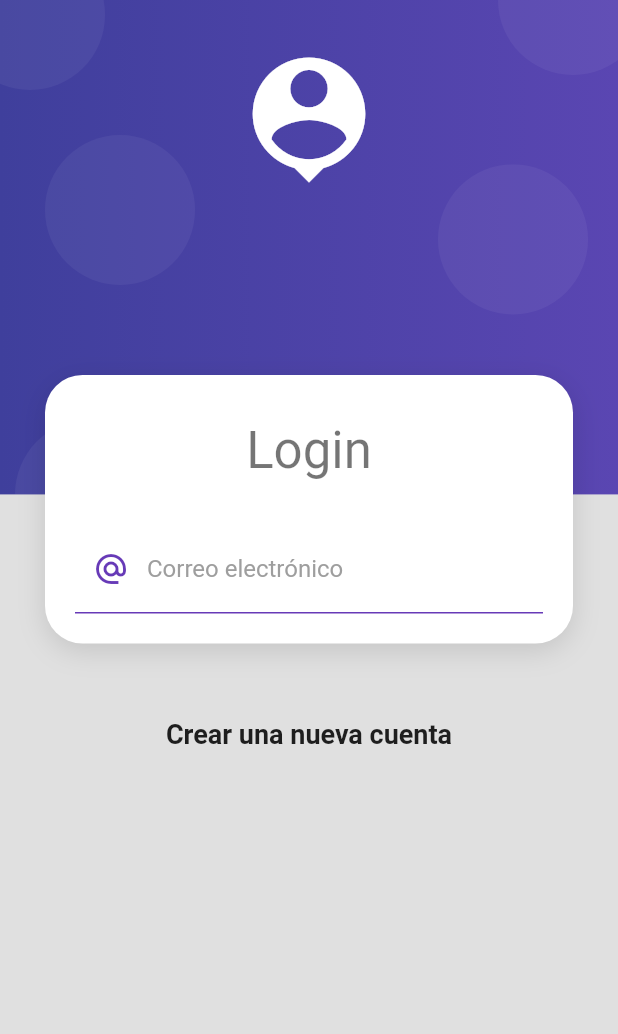
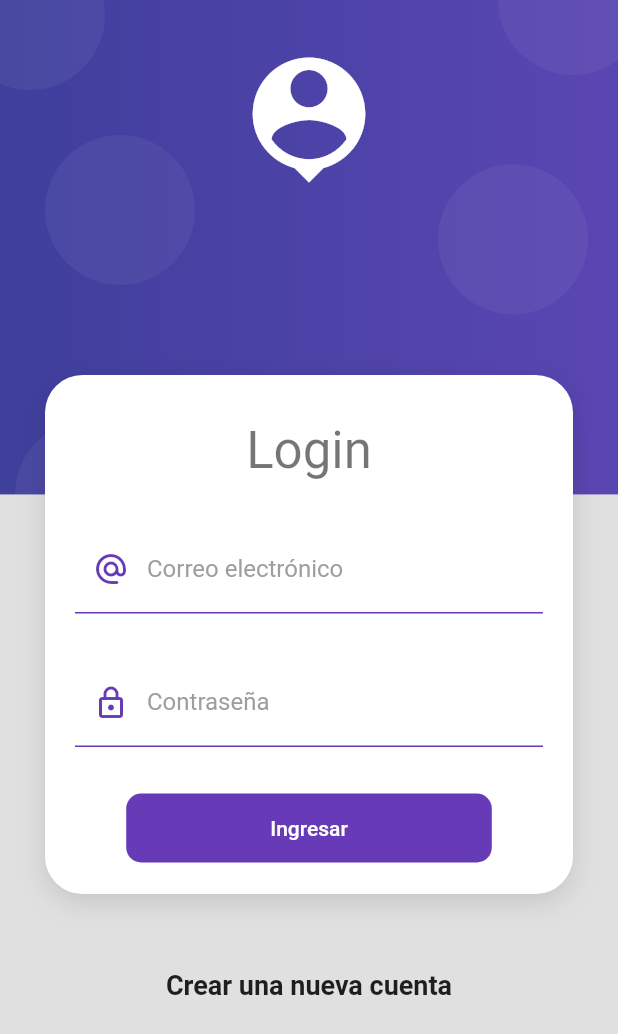
Before and after one commit to Bernardo-Mejia/ProductosApp, a Flutter app: the screen it shows after launch, on a phone screen of 412 x 824 dp. Shown: the top 1034 px of the screen. Run offline on Flutter 3.47's test engine with Material 2 defaults, Android fonts, the phone set to English and light mode, and no system bars.

Commit message:
V.1.2. Ya están los inputs del correo y contraseña y ya tienen las expresiones regulares

```diff
--- a/lib/screens/login_screen.dart
+++ b/lib/screens/login_screen.dart
@@ -1,4 +1,5 @@
 import 'package:flutter/material.dart';
+import 'package:productos_app/ui/input_decorations.dart';
 import 'package:productos_app/widgets/widgets.dart';
 
 class LoginScreen extends StatelessWidget{
@@ -28,8 +29,8 @@ class LoginScreen extends StatelessWidget{
               ),
 
             SizedBox(height: 50),
-            Text('Crear una nueva cuenta', style: TextStyle(fontSize: 18, fontWeight: FontWeight.bold),)
-
+            Text('Crear una nueva cuenta', style: TextStyle(fontSize: 18, fontWeight: FontWeight.bold),),
+            SizedBox(height: 50),
             ],
           ),
         )
@@ -45,31 +46,64 @@ class _LoginForm extends StatelessWidget {
     return Container(
       child: Form(
         // TODO: Mantener la referencia del KEY
+        autovalidateMode: AutovalidateMode.onUserInteraction,
+
         child: Column(
           children: [
             TextFormField(
               autocorrect: false,
               keyboardType: TextInputType.emailAddress,
-              decoration: InputDecoration(
-                enabledBorder: UnderlineInputBorder(
-                  borderSide: BorderSide(
-                    color: Colors.deepPurple
-                  ),
-                ),
-              focusedBorder: UnderlineInputBorder(
-                borderSide:BorderSide(
-                  color: Colors.deepPurple,
-                  width: 2
+              decoration: InputDecorations.authInputDecoration(
+                hintText: 'prueba@gmail.com',
+                labelText: 'Correo electrónico',
+                prefixIcon: Icons.alternate_email_rounded
+              ),
+              validator: (value){
+                String pattern = r'^(([^<>()[\]\\.,;:\s@\"]+(\.[^<>()[\]\\.,;:\s@\"]+)*)|(\".+\"))@((\[[0-9]{1,3}\.[0-9]{1,3}\.[0-9]{1,3}\.[0-9]{1,3}\])|(([a-zA-Z\-0-9]+\.)+[a-zA-Z]{2,}))$';
+                RegExp regExp  = new RegExp(pattern);
+                return regExp.hasMatch(value ?? '')
+                  ? null
+                  : 'El valor ingresado no es un correo válido';
+              },
+            ),
+
+            SizedBox(height: 30,),
+
+            TextFormField(
+              autocorrect: false,
+              obscureText: true,
+              keyboardType: TextInputType.emailAddress,
+              decoration: InputDecorations.authInputDecoration(
+                hintText: '*******',
+                labelText: 'Contraseña',
+                prefixIcon: Icons.lock_outlined
+              ),
+              validator: (value){
+
+                return (value != null && value.length>=6)
+                  ? null
+                  : 'La contraseña debe ser de 6 caracteres';
+              },
+            ),
+            SizedBox(height: 30,),
+
+            MaterialButton(
+              shape: RoundedRectangleBorder(borderRadius: BorderRadius.circular(10)),
+              disabledColor: Colors.grey,
+              elevation: 0,
+              color:Colors.deepPurple,
+              child: Container(
+                padding: EdgeInsets.symmetric(horizontal: 80, vertical: 15),
+                child:Text(
+                  'Ingresar',
+                  style: TextStyle(color: Colors.white),
                 )
               ),
-              hintText: 'prueba@gmail.com',
-              labelText: 'Correo electrónico',
-              labelStyle: TextStyle(
-                color: Colors.grey
-              ),
-              prefixIcon: Icon(Icons.alternate_email_sharp, color: Colors.deepPurple,)
-              ),
+              onPressed: (){
+                // TODO: Login form
+              }
             )
+
           ]
         ),
       ),
--- /dev/null
+++ b/lib/ui/input_decorations.dart
@@ -0,0 +1,34 @@
+import 'package:flutter/material.dart';
+
+
+class InputDecorations{
+
+  static InputDecoration authInputDecoration({
+    required String hintText,
+    required String labelText,
+    IconData? prefixIcon
+  }){
+    return InputDecoration(
+      enabledBorder: UnderlineInputBorder(
+        borderSide: BorderSide(
+          color: Colors.deepPurple
+        ),
+      ),
+    focusedBorder: UnderlineInputBorder(
+      borderSide:BorderSide(
+        color: Colors.deepPurple,
+        width: 2
+      )
+    ),
+    hintText: hintText,
+    labelText: labelText,
+    labelStyle: TextStyle(
+      color: Colors.grey
+    ),
+    prefixIcon: prefixIcon != null
+      ? Icon(prefixIcon, color: Colors.deepPurple,)
+      : null
+    );
+  }
+
+}
```
